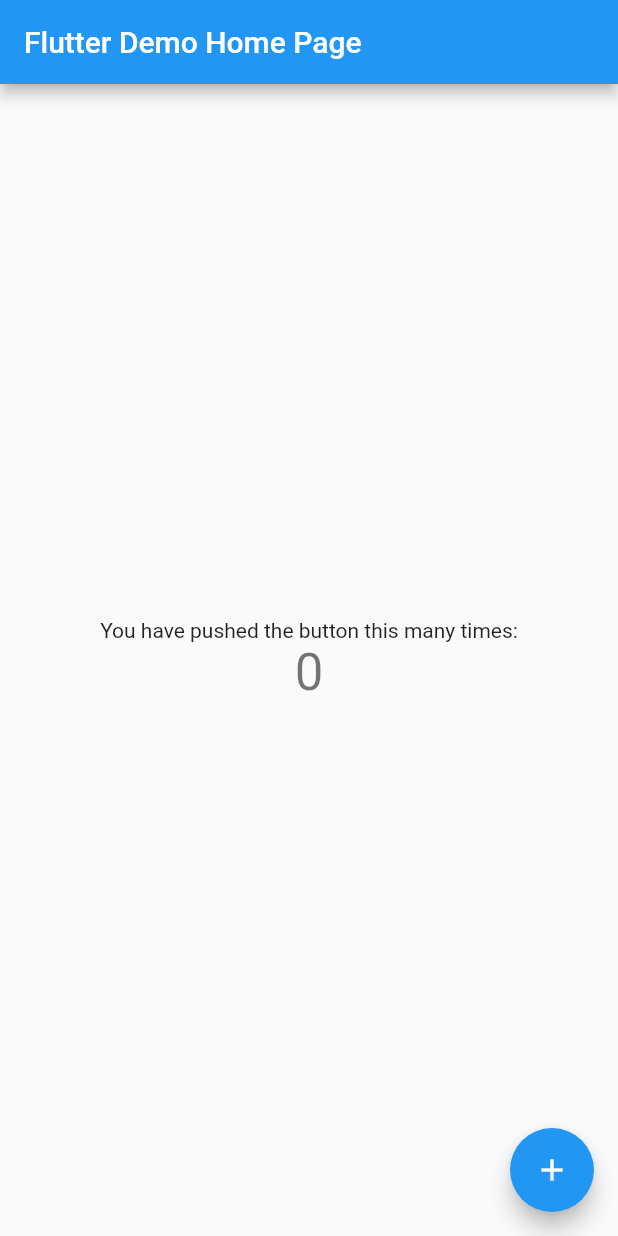
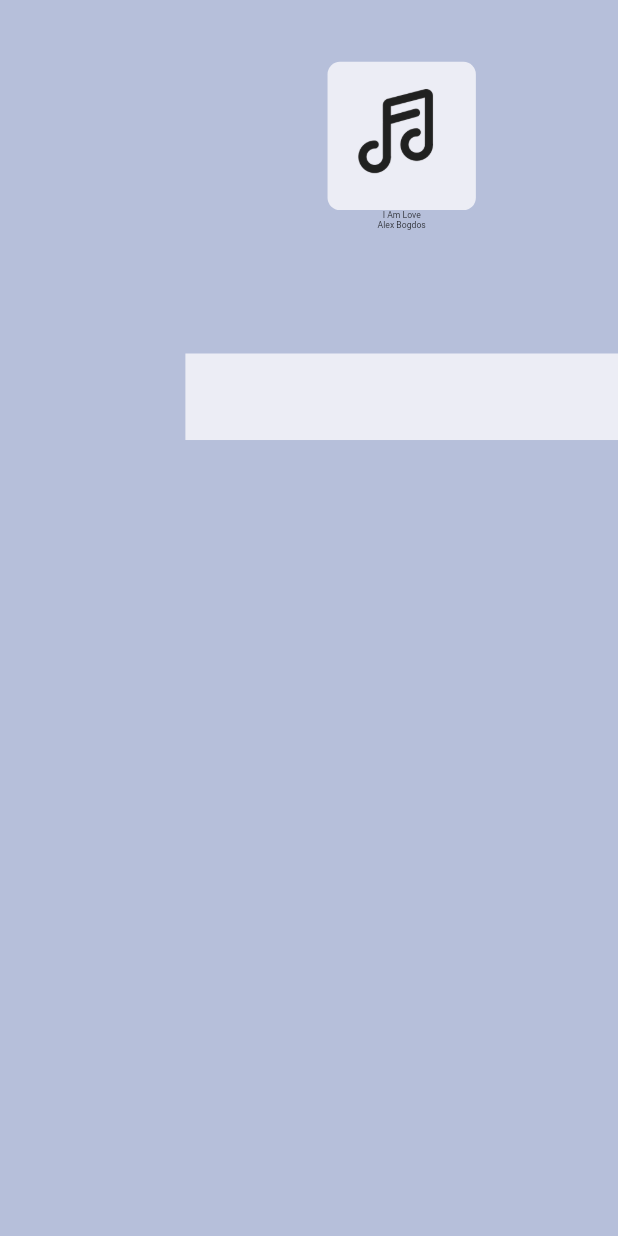
Before and after one commit to alexbogdos/Music-Player, a Flutter app: the screen it shows after launch, on a phone screen of 412 x 824 dp. Run offline on Flutter 3.47's test engine with Material 2 defaults, Android fonts, the phone set to English and light mode, and no system bars.

Commit message:
Updated
Created:
- Song class
- ControlBar
- Player
- SideBar
- SongPreview

Added:
- placeholder.png

```diff
--- /dev/null
+++ b/lib/classes/song.dart
@@ -0,0 +1,9 @@
+import 'package:flutter/material.dart';
+
+class Song {
+  Song({required this.title, required this.author, this.cover, Key? key});
+
+  String title;
+  String author;
+  ImageProvider<Object>? cover;
+}
--- a/lib/main.dart
+++ b/lib/main.dart
@@ -1,115 +1,51 @@
 import 'package:flutter/material.dart';
+import 'package:temp/widgets/player.dart';
+import 'package:temp/widgets/side_bar.dart';
 
 void main() {
-  runApp(const MyApp());
+  runApp(const MaterialApp(
+    home: HomePage(),
+  ));
 }
 
-class MyApp extends StatelessWidget {
-  const MyApp({Key? key}) : super(key: key);
+class HomePage extends StatefulWidget {
+  const HomePage({Key? key}) : super(key: key);
 
-  // This widget is the root of your application.
   @override
-  Widget build(BuildContext context) {
-    return MaterialApp(
-      title: 'Flutter Demo',
-      theme: ThemeData(
-        // This is the theme of your application.
-        //
-        // Try running your application with "flutter run". You'll see the
-        // application has a blue toolbar. Then, without quitting the app, try
-        // changing the primarySwatch below to Colors.green and then invoke
-        // "hot reload" (press "r" in the console where you ran "flutter run",
-        // or simply save your changes to "hot reload" in a Flutter IDE).
-        // Notice that the counter didn't reset back to zero; the application
-        // is not restarted.
-        primarySwatch: Colors.blue,
-      ),
-      home: const MyHomePage(title: 'Flutter Demo Home Page'),
-    );
-  }
+  State<HomePage> createState() => _HomePageState();
 }
 
-class MyHomePage extends StatefulWidget {
-  const MyHomePage({Key? key, required this.title}) : super(key: key);
-
-  // This widget is the home page of your application. It is stateful, meaning
-  // that it has a State object (defined below) that contains fields that affect
-  // how it looks.
-
-  // This class is the configuration for the state. It holds the values (in this
-  // case the title) provided by the parent (in this case the App widget) and
-  // used by the build method of the State. Fields in a Widget subclass are
-  // always marked "final".
-
-  final String title;
-
-  @override
-  State<MyHomePage> createState() => _MyHomePageState();
+class _HomePageState extends State<HomePage> {
+  void refresh() {
+    setState(() {});
   }
 
-class _MyHomePageState extends State<MyHomePage> {
-  int _counter = 0;
-
-  void _incrementCounter() {
-    setState(() {
-      // This call to setState tells the Flutter framework that something has
-      // changed in this State, which causes it to rerun the build method below
-      // so that the display can reflect the updated values. If we changed
-      // _counter without calling setState(), then the build method would not be
-      // called again, and so nothing would appear to happen.
-      _counter++;
-    });
-  }
+  bool isCollapsed = false;
 
   @override
   Widget build(BuildContext context) {
-    // This method is rerun every time setState is called, for instance as done
-    // by the _incrementCounter method above.
-    //
-    // The Flutter framework has been optimized to make rerunning build methods
-    // fast, so that you can just rebuild anything that needs updating rather
-    // than having to individually change instances of widgets.
     return Scaffold(
-      appBar: AppBar(
-        // Here we take the value from the MyHomePage object that was created by
-        // the App.build method, and use it to set our appbar title.
-        title: Text(widget.title),
+      backgroundColor: const Color(0xFFB6BFDA),
+      body: SafeArea(
+        child: isCollapsed
+            ? Player(
+                width: 1000,
+                notifyParent: refresh,
+              )
+            : FittedBox(
+                child: Row(
+                  children: [
+                    SideBar(
+                      notifyParent: refresh,
                     ),
-      body: Center(
-        // Center is a layout widget. It takes a single child and positions it
-        // in the middle of the parent.
-        child: Column(
-          // Column is also a layout widget. It takes a list of children and
-          // arranges them vertically. By default, it sizes itself to fit its
-          // children horizontally, and tries to be as tall as its parent.
-          //
-          // Invoke "debug painting" (press "p" in the console, choose the
-          // "Toggle Debug Paint" action from the Flutter Inspector in Android
-          // Studio, or the "Toggle Debug Paint" command in Visual Studio Code)
-          // to see the wireframe for each widget.
-          //
-          // Column has various properties to control how it sizes itself and
-          // how it positions its children. Here we use mainAxisAlignment to
-          // center the children vertically; the main axis here is the vertical
-          // axis because Columns are vertical (the cross axis would be
-          // horizontal).
-          mainAxisAlignment: MainAxisAlignment.center,
-          children: <Widget>[
-            const Text(
-              'You have pushed the button this many times:',
-            ),
-            Text(
-              '$_counter',
-              style: Theme.of(context).textTheme.headline4,
+                    Player(
+                      width: 700,
+                      notifyParent: refresh,
                     ),
                   ],
                 ),
               ),
-      floatingActionButton: FloatingActionButton(
-        onPressed: _incrementCounter,
-        tooltip: 'Increment',
-        child: const Icon(Icons.add),
-      ), // This trailing comma makes auto-formatting nicer for build methods.
+      ),
     );
   }
 }
--- /dev/null
+++ b/lib/widgets/control_bar.dart
@@ -0,0 +1,23 @@
+import 'package:flutter/material.dart';
+
+class ControlBar extends StatefulWidget {
+  ControlBar({required this.width, Key? key}) : super(key: key);
+
+  double width;
+
+  @override
+  State<ControlBar> createState() => _ControlBarState();
+}
+
+class _ControlBarState extends State<ControlBar> {
+  @override
+  Widget build(BuildContext context) {
+    return Container(
+      width: widget.width,
+      height: 140,
+      decoration: const BoxDecoration(
+        color: Color(0xFFECEDF5),
+      ),
+    );
+  }
+}
--- /dev/null
+++ b/lib/widgets/player.dart
@@ -0,0 +1,43 @@
+import 'package:flutter/material.dart';
+import 'package:temp/classes/song.dart';
+import 'package:temp/widgets/control_bar.dart';
+import 'package:temp/widgets/song_preview.dart';
+
+// ignore: must_be_immutable
+class Player extends StatefulWidget {
+  Player({
+    required this.width,
+    required this.notifyParent,
+    Key? key,
+  }) : super(key: key);
+
+  double width;
+  Function notifyParent;
+
+  @override
+  State<Player> createState() => _PlayerState();
+}
+
+class _PlayerState extends State<Player> {
+  Song song = Song(title: "I Am Love", author: "Alex Bogdos");
+
+  @override
+  Widget build(BuildContext context) {
+    return SizedBox(
+      width: widget.width,
+      height: 712,
+      child: Column(
+        mainAxisSize: MainAxisSize.max,
+        mainAxisAlignment: MainAxisAlignment.spaceBetween,
+        children: [
+          SongPreview(
+            song: song,
+          ),
+          ControlBar(
+            width: widget.width,
+          )
+        ],
+      ),
+    );
+  }
+}
--- /dev/null
+++ b/lib/widgets/side_bar.dart
@@ -0,0 +1,20 @@
+import 'package:flutter/material.dart';
+
+// ignore: must_be_immutable
+class SideBar extends StatefulWidget {
+  SideBar({required this.notifyParent, Key? key}) : super(key: key);
+
+  Function notifyParent;
+
+  @override
+  State<SideBar> createState() => _SideBarState();
+}
+
+class _SideBarState extends State<SideBar> {
+  @override
+  Widget build(BuildContext context) {
+    return Container(
+      width: 300,
+    );
+  }
+}
--- /dev/null
+++ b/lib/widgets/song_preview.dart
@@ -0,0 +1,51 @@
+import 'package:flutter/material.dart';
+import 'package:temp/classes/song.dart';
+
+// ignore: must_be_immutable
+class SongPreview extends StatelessWidget {
+  SongPreview({required this.song, Key? key}) : super(key: key);
+
+  Song song;
+
+  Image getImage(Song song) {
+    if (song.cover != null) {
+      ImageProvider<Object> cover = song.cover as ImageProvider<Object>;
+      return Image(image: cover);
+    } else {
+      return Image.asset(
+        "images/placeholder.png",
+        width: 240,
+        height: 240,
+      );
+    }
+  }
+
+  @override
+  Widget build(BuildContext context) {
+    return Container(
+      // color: Colors.red,
+      height: 440,
+      child: Align(
+        alignment: Alignment.bottomCenter,
+        child: Container(
+          // color: Colors.amber,
+          width: 420,
+          height: 340,
+          child: Column(
+            children: [
+              Container(
+                decoration: BoxDecoration(
+                  color: const Color(0xFFECEDF5),
+                  borderRadius: BorderRadius.circular(20),
+                ),
+                child: getImage(song),
+              ),
+              Text(song.title),
+              Text(song.author),
+            ],
+          ),
+        ),
+      ),
+    );
+  }
+}
--- a/pubspec.yaml
+++ b/pubspec.yaml
@@ -58,8 +58,8 @@
   uses-material-design: true
 
   # To add assets to your application, add an assets section, like this:
-  # assets:
-  #   - images/a_dot_burr.jpeg
+  assets:
+    - images/placeholder.png
   #   - images/a_dot_ham.jpeg
 
   # An image asset can refer to one or more resolution-specific "variants", see
```
Also changed, not shown: images/placeholder.png (added), 1 other file. Lines whose indentation alone changed are shown as unchanged.
